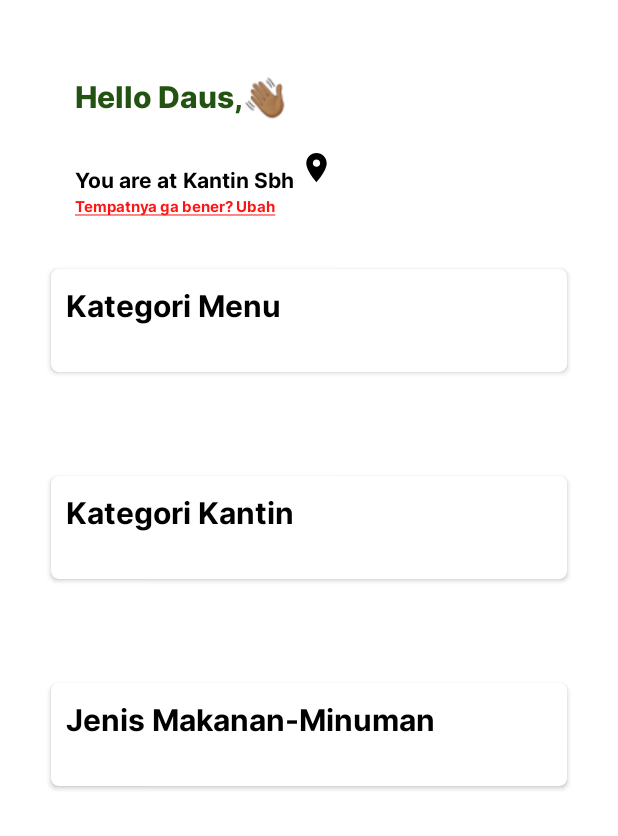
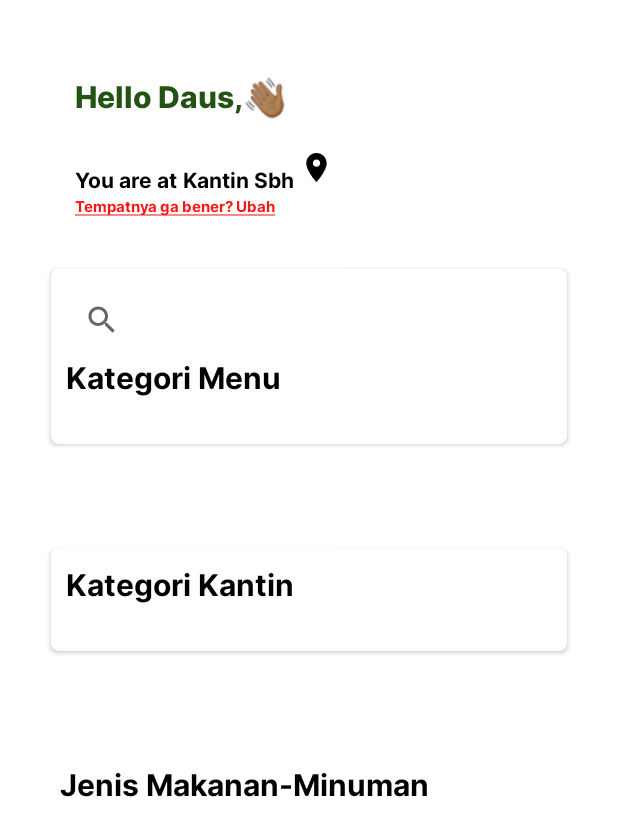
Before and after one commit to IamFirdaus1/eaterly, an Android app: the fragment HomeFragment shown on its own in the app's theme, on a phone screen of 412 x 824 dp. Shown: the top 836 px of the screen. Run offline under Robolectric (Android 15) with nearby library versions, the phone set to English and light mode, and no system bars; our stand-ins replace Firebase (no records; nobody signed in at launch, a user with empty details on screens opened directly).

Commit message:
change logs 0.5 by firdaus -Category Data Class

```diff
--- a/app/src/main/java/com/dausinvestama/eaterly/adapter/CategoryAdapter.kt
+++ b/app/src/main/java/com/dausinvestama/eaterly/adapter/CategoryAdapter.kt
@@ -11,9 +11,10 @@ import androidx.recyclerview.widget.RecyclerView
 import com.bumptech.glide.Glide
 import com.dausinvestama.eaterly.MainActivity
 import com.dausinvestama.eaterly.R
+import com.dausinvestama.eaterly.data.CategoryList
 import com.dausinvestama.eaterly.fragment.HomeFragment
 
-class CategoryAdapter( var context: HomeFragment, private var Categorylist: ArrayList<String>, private var ImageList: ArrayList<String>) :
+class CategoryAdapter( private val CategoryList:ArrayList<CategoryList>) :
     RecyclerView.Adapter<CategoryAdapter.ViewHolder>() {
 
     class ViewHolder (itemView: View): RecyclerView.ViewHolder(itemView) {
@@ -29,18 +30,16 @@ class CategoryAdapter( var context: HomeFragment, private var Categorylist: Arra
                 R.layout.category_item,
                 parent,
                 false)
-        Log.d(Categorylist[0], "darimu")
         return ViewHolder(view)
     }
 
     override fun onBindViewHolder(holder: ViewHolder, position: Int) {
-        Log.d(Categorylist[position], "darimu")
-        holder.CategoryName.text = Categorylist[position]
-        Glide.with(context).load(ImageList[position]).into(holder.CategoryPhoto)
+        val cl = CategoryList[position]
+        holder.CategoryName.text = cl.Categorylist
+        cl.context?.let { Glide.with(it).load(cl.ImageList).into(holder.CategoryPhoto) }
     }
 
     override fun getItemCount(): Int {
-        Log.d(Categorylist.size.toString(), "darimu")
-        return Categorylist.size
+        return CategoryList.size
     }
 }
--- a/app/src/main/java/com/dausinvestama/eaterly/adapter/KantinAdapter.kt
+++ b/app/src/main/java/com/dausinvestama/eaterly/adapter/KantinAdapter.kt
@@ -1,22 +1,28 @@
 package com.dausinvestama.eaterly.adapter
 
+import android.content.Intent
 import android.util.Log
 import android.view.LayoutInflater
 import android.view.View
 import android.view.ViewGroup
 import android.widget.ImageView
 import android.widget.TextView
+import androidx.cardview.widget.CardView
 import androidx.recyclerview.widget.RecyclerView
 import com.bumptech.glide.Glide
+import com.dausinvestama.eaterly.MainActivity
 import com.dausinvestama.eaterly.R
 import com.dausinvestama.eaterly.fragment.HomeFragment
 
 class KantinAdapter(private var context: HomeFragment, private var ImageList: ArrayList<String>, private var NamaKantin: ArrayList<String>, private var idkantin: ArrayList<Int>) :
  RecyclerView.Adapter<KantinAdapter.MyHolder>(){
 
+
+
     class MyHolder(itemView: View) : RecyclerView.ViewHolder(itemView) {
         val CanteenName: TextView = itemView.findViewById(R.id.categoryname)
         val CanteenLogo: ImageView = itemView.findViewById(R.id.categoryphoto)
+        val CardViews: CardView = itemView.findViewById(R.id.cardviewclicker)
 
     }
 
--- a/app/src/main/java/com/dausinvestama/eaterly/fragment/HomeFragment.kt
+++ b/app/src/main/java/com/dausinvestama/eaterly/fragment/HomeFragment.kt
@@ -17,6 +17,7 @@ import com.dausinvestama.eaterly.R
 import com.dausinvestama.eaterly.adapter.AdapterJenis
 import com.dausinvestama.eaterly.adapter.CategoryAdapter
 import com.dausinvestama.eaterly.adapter.KantinAdapter
+import com.dausinvestama.eaterly.data.CategoryList
 import com.dausinvestama.eaterly.databinding.ActivityMainBinding
 import com.google.firebase.firestore.FirebaseFirestore
 
@@ -38,18 +39,24 @@ class HomeFragment : Fragment() {
         savedInstanceState: Bundle?
     ): View? {
         val view = inflater!!.inflate(R.layout.fragment_home, container, false)
-        listcategory = view.findViewById(R.id.listcategory)
-        listkantin = view.findViewById(R.id.listkantin)
-        listjenis = view.findViewById(R.id.listJenis)
-        init()
-        initkantin()
-        initjenis()
-        Log.d(TAG, "inikepanggil1")
-        // Inflate the layout for this fragment
+
+        //initialisasi recyclerview
+        init(view)
+        initkantin(view)
+        initjenis(view)
+
         return view
     }
 
-    private fun initjenis() {
+
+
+    override fun onViewCreated(view: View, savedInstanceState: Bundle?) {
+        super.onViewCreated(view, savedInstanceState)
+        Log.d(TAG, "inikepanggil2")
+    }
+
+    private fun initjenis(view: View) {
+        listjenis = view.findViewById(R.id.listJenis)
         Log.d(TAG, "inikepanggil3")
         var imageList: ArrayList<String> = ArrayList()
         var namaJenis: ArrayList<String> = ArrayList()
@@ -70,6 +77,7 @@ class HomeFragment : Fragment() {
             }
             Log.d(TAG, "inikepanggil4")
             adapterjenis = AdapterJenis(this, imageList, idJenis, namaJenis)
+            listjenis.setHasFixedSize(true)
             listjenis.adapter = adapterjenis
             var layoutmanager: RecyclerView.LayoutManager = GridLayoutManager(context, 2)
             listjenis.layoutManager = layoutmanager
@@ -81,7 +89,8 @@ class HomeFragment : Fragment() {
             }
     }
 
-    private fun initkantin() {
+    private fun initkantin(view: View) {
+        listkantin = view.findViewById(R.id.listkantin)
         Log.d(TAG, "inikepanggil3")
         var imageList: ArrayList<String> = ArrayList()
         var namakantin: ArrayList<String> = ArrayList()
@@ -112,31 +121,21 @@ class HomeFragment : Fragment() {
             }
     }
 
-    override fun onViewCreated(view: View, savedInstanceState: Bundle?) {
-        super.onViewCreated(view, savedInstanceState)
-        Log.d(TAG, "inikepanggil2")
-        init()
-    }
+    private fun init(view: View){
+        listcategory = view.findViewById(R.id.listcategory)
 
-    private fun init(){
-
-        Log.d(TAG, "inikepanggil3")
-        var imageList: ArrayList<String> = ArrayList()
-        var CategoryList: ArrayList<String> = ArrayList()
-        Log.d(imageList.size.toString(), "dbkuss")
+        var listkategori: ArrayList<CategoryList> = ArrayList()
 
         db.collection("categorymakanan").get().addOnSuccessListener {result ->
             for (document in result) {
 
                 var x: String = document.get("CategoryName") as String
                 var y: String = document.get("Link") as String
-
-                CategoryList.add(x)
-                imageList.add(y)
+                listkategori.add(CategoryList(context, x, y))
                 Log.d(y, "dbku")
             }
             Log.d(TAG, "inikepanggil4")
-            adapter = CategoryAdapter(this , CategoryList, imageList)
+            adapter = CategoryAdapter(listkategori)
             listcategory.adapter = adapter
             listcategory.layoutManager = LinearLayoutManager(context, LinearLayoutManager.HORIZONTAL ,false)
 
--- a/app/src/main/res/layout/category_item.xml
+++ b/app/src/main/res/layout/category_item.xml
@@ -12,6 +12,7 @@
         android:layout_height="wrap_content">
 
         <androidx.cardview.widget.CardView
+            android:id="@+id/cardviewclicker"
             android:layout_width="match_parent"
             android:layout_height="wrap_content"
             android:layout_marginStart="30dp"
--- a/app/src/main/res/layout/fragment_home.xml
+++ b/app/src/main/res/layout/fragment_home.xml
@@ -112,11 +112,17 @@
                 app:cardElevation="2dp"
                 app:cardUseCompatPadding="true">
 
+
                 <LinearLayout
                     android:layout_width="match_parent"
                     android:layout_height="wrap_content"
                     android:orientation="vertical"
                     android:padding="10dp">
+
+                    <androidx.appcompat.widget.SearchView
+                        android:layout_width="match_parent"
+                        android:layout_height="match_parent"
+                        app:queryHint="search here" />
 
                     <TextView
                         android:layout_width="wrap_content"
@@ -174,19 +180,11 @@
 
             </androidx.cardview.widget.CardView>
 
-            <androidx.cardview.widget.CardView
-                android:layout_width="match_parent"
-                android:layout_height="wrap_content"
-                android:layout_margin="30dp"
-                android:layout_weight="1"
-                android:orientation="vertical"
-                app:cardCornerRadius="5dp"
-                app:cardElevation="2dp"
-                app:cardUseCompatPadding="true">
 
             <LinearLayout
                 android:layout_width="match_parent"
                 android:layout_height="match_parent"
+                android:layout_margin="30dp"
                 android:orientation="vertical"
                 android:padding="10dp">
 
@@ -208,9 +206,6 @@
             </LinearLayout>
 
 
-            </androidx.cardview.widget.CardView>
-
-
         </LinearLayout>
 
     </ScrollView>
```
Also changed, not shown: app/src/main/java/com/dausinvestama/eaterly/data/CategoryList.kt (added, +7 -0 lines), app/src/main/res/layout/grid_item.xml (+6 -6 lines). Lines whose indentation alone changed are shown as unchanged.
